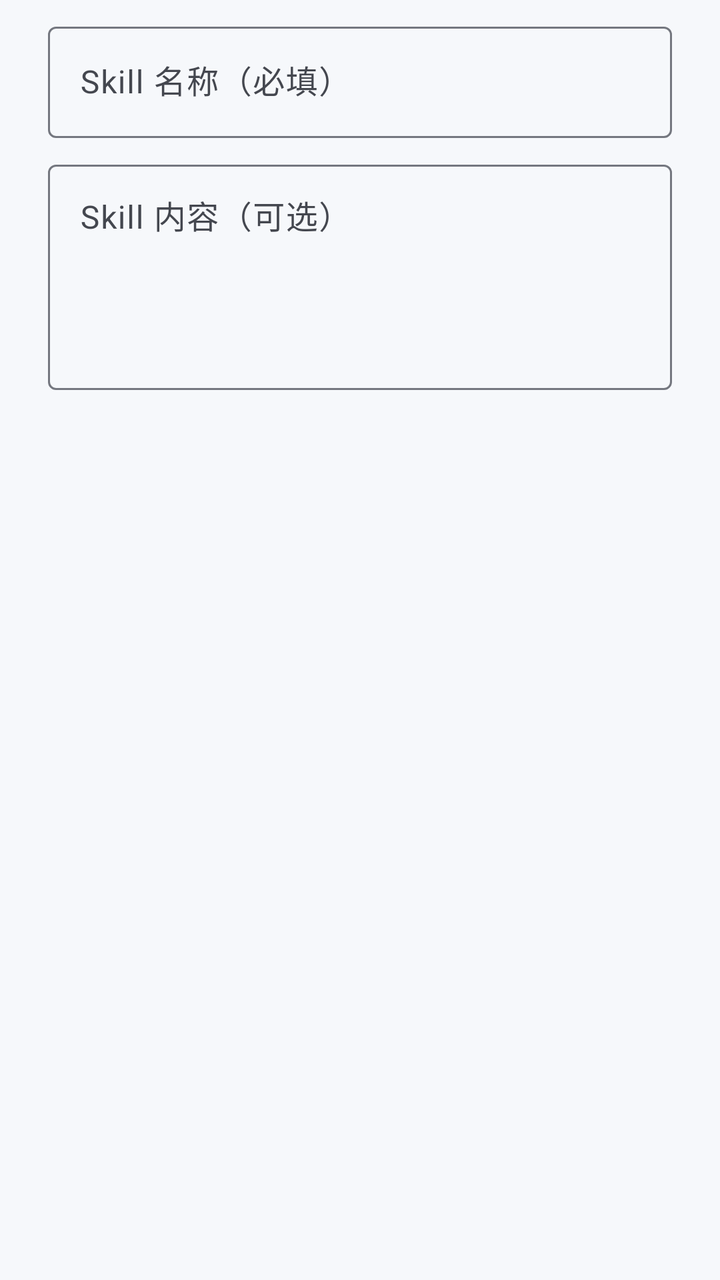
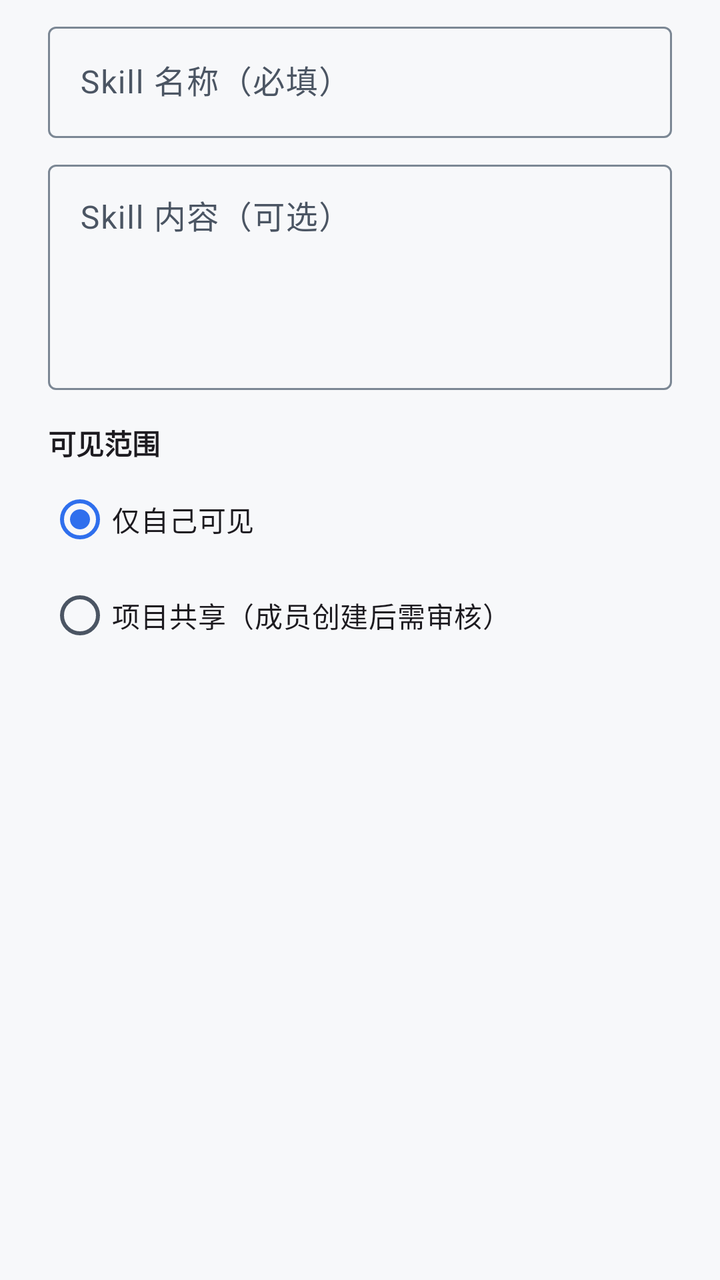

Compare the two renders of this Android layout. The source of the first and the diff that turns it into the second are given below.
<!-- AndroidManifest.xml: application theme Theme.Qgent -->
<!-- res/layout/dialog_create_skill.xml -->
<?xml version="1.0" encoding="utf-8"?>
<LinearLayout xmlns:android="http://schemas.android.com/apk/res/android"
    android:layout_width="match_parent"
    android:layout_height="wrap_content"
    android:orientation="vertical"
    android:paddingStart="24dp"
    android:paddingTop="8dp"
    android:paddingEnd="24dp"
    android:paddingBottom="8dp">

    <com.google.android.material.textfield.TextInputLayout
        android:id="@+id/nameLayout"
        style="@style/Widget.Material3.TextInputLayout.OutlinedBox"
        android:layout_width="match_parent"
        android:layout_height="wrap_content"
        android:hint="Skill 名称（必填）">

        <com.google.android.material.textfield.TextInputEditText
            android:id="@+id/etName"
            android:layout_width="match_parent"
            android:layout_height="wrap_content"
            android:maxLines="1" />
    </com.google.android.material.textfield.TextInputLayout>

    <com.google.android.material.textfield.TextInputLayout
        android:id="@+id/contentLayout"
        style="@style/Widget.Material3.TextInputLayout.OutlinedBox"
        android:layout_width="match_parent"
        android:layout_height="wrap_content"
        android:layout_marginTop="8dp"
        android:hint="Skill 内容（可选）">

        <com.google.android.material.textfield.TextInputEditText
            android:id="@+id/etContent"
            android:layout_width="match_parent"
            android:layout_height="wrap_content"
            android:gravity="top"
            android:minLines="4" />
    </com.google.android.material.textfield.TextInputLayout>
</LinearLayout>
<!-- resources referenced by this layout -->
<resources>
  <style name="Theme.Qgent" parent="Base.Theme.Qgent" />
  <style name="Base.Theme.Qgent" parent="Theme.Material3.DayNight.NoActionBar">
          <item name="colorPrimary">@color/navy</item>
          <item name="colorOnPrimary">@color/white</item>
          <item name="colorPrimaryContainer">@color/blue_tint</item>
          <item name="colorOnPrimaryContainer">@color/navy</item>
          <item name="colorSecondary">@color/slate_gray</item>
          <item name="colorOnSecondary">@color/white</item>
          <item name="android:colorBackground">@color/off_white</item>
          <item name="colorSurface">@color/white</item>
          <item name="colorOnSurface">@color/charcoal</item>
          <item name="colorOnBackground">@color/charcoal</item>
          <item name="colorOutline">@color/gray</item>
          <item name="colorSurfaceVariant">@color/light_gray</item>
          <item name="colorOnSurfaceVariant">@color/gray_dark</item>
          <item name="android:statusBarColor">@android:color/transparent</item>
      </style>
  <color name="navy">#00183A</color>
  <color name="white">#FFFFFFFF</color>
  <color name="blue_tint">#D6E2F5</color>
  <color name="slate_gray">#55617C</color>
  <color name="off_white">#F6F8FB</color>
  <color name="charcoal">#1A1C1E</color>
  <color name="gray">#74777F</color>
  <color name="light_gray">#E9EAF2</color>
  <color name="gray_dark">#44474F</color>
</resources>

<!-- the commit's change to res/layout/dialog_create_skill.xml (unified diff, before → after) -->
@@ -37,4 +37,34 @@
             android:gravity="top"
             android:minLines="4" />
     </com.google.android.material.textfield.TextInputLayout>
+
+    <TextView
+        android:layout_width="wrap_content"
+        android:layout_height="wrap_content"
+        android:layout_marginTop="16dp"
+        android:text="可见范围"
+        android:textColor="?android:attr/textColorPrimary"
+        android:textSize="14sp"
+        android:textStyle="bold" />
+
+    <RadioGroup
+        android:id="@+id/rgVisibility"
+        android:layout_width="match_parent"
+        android:layout_height="wrap_content"
+        android:layout_marginTop="4dp"
+        android:orientation="vertical">
+
+        <RadioButton
+            android:id="@+id/rbPrivate"
+            android:layout_width="wrap_content"
+            android:layout_height="wrap_content"
+            android:checked="true"
+            android:text="仅自己可见" />
+
+        <RadioButton
+            android:id="@+id/rbProjectShared"
+            android:layout_width="wrap_content"
+            android:layout_height="wrap_content"
+            android:text="项目共享（成员创建后需审核）" />
+    </RadioGroup>
 </LinearLayout>
<!-- resource entries referenced after the edit -->
@@ -2,12 +2,14 @@
 <resources>
   <style name="Theme.Qgent" parent="Base.Theme.Qgent" />
   <style name="Base.Theme.Qgent" parent="Theme.Material3.DayNight.NoActionBar">
-          <item name="colorPrimary">@color/navy</item>
+          <item name="colorPrimary">@color/primary</item>
           <item name="colorOnPrimary">@color/white</item>
-          <item name="colorPrimaryContainer">@color/blue_tint</item>
-          <item name="colorOnPrimaryContainer">@color/navy</item>
-          <item name="colorSecondary">@color/slate_gray</item>
+          <item name="colorPrimaryContainer">@color/primary_container</item>
+          <item name="colorOnPrimaryContainer">@color/on_primary_container</item>
+          <item name="colorSecondary">@color/teal</item>
           <item name="colorOnSecondary">@color/white</item>
+          <item name="colorTertiary">@color/status_yellow</item>
+          <item name="colorOnTertiary">@color/white</item>
           <item name="android:colorBackground">@color/off_white</item>
           <item name="colorSurface">@color/white</item>
           <item name="colorOnSurface">@color/charcoal</item>
@@ -17,14 +19,16 @@
           <item name="colorOnSurfaceVariant">@color/gray_dark</item>
           <item name="android:statusBarColor">@android:color/transparent</item>
       </style>
-  <color name="navy">#00183A</color>
+  <color name="primary">#2F6FED</color>
   <color name="white">#FFFFFFFF</color>
-  <color name="blue_tint">#D6E2F5</color>
-  <color name="slate_gray">#55617C</color>
-  <color name="off_white">#F6F8FB</color>
-  <color name="charcoal">#1A1C1E</color>
-  <color name="gray">#74777F</color>
-  <color name="light_gray">#E9EAF2</color>
-  <color name="gray_dark">#44474F</color>
+  <color name="primary_container">#E6F0FF</color>
+  <color name="on_primary_container">#001B3C</color>
+  <color name="teal">#137C8A</color>
+  <color name="status_yellow">#B7791F</color>
+  <color name="off_white">#F7F8FA</color>
+  <color name="charcoal">#17202A</color>
+  <color name="gray">#7B8794</color>
+  <color name="light_gray">#E4E9F0</color>
+  <color name="gray_dark">#4B5563</color>
 </resources>
 
